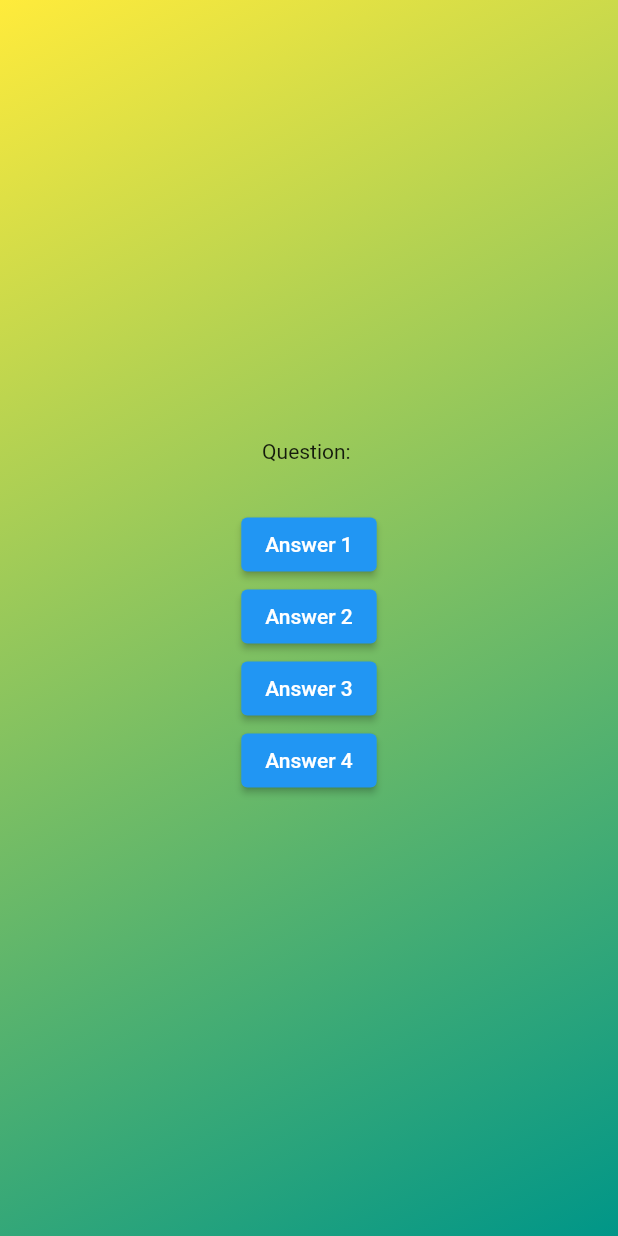
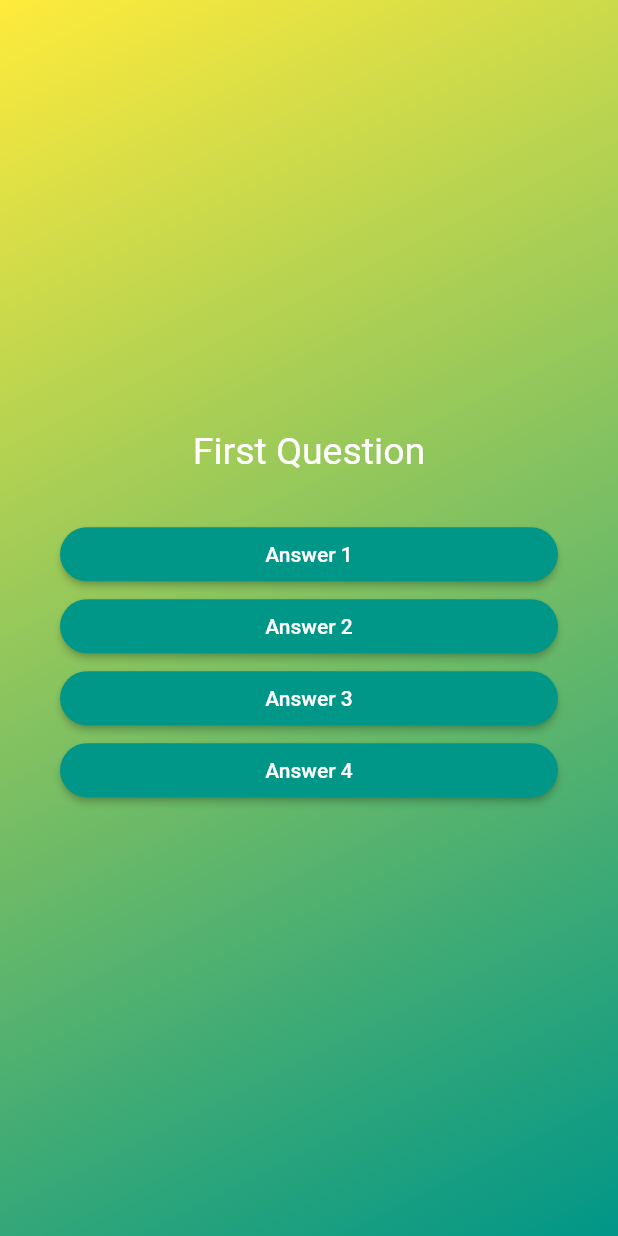
Before and after one commit to smandalsid/flutter_quiz, a Flutter app: the screen it shows after launch, after a tap on "Start quiz", on a phone screen of 412 x 824 dp. Run offline on Flutter 3.47's test engine with Material 2 defaults, Android fonts, the phone set to English and light mode, and no system bars.

```diff
--- /dev/null
+++ b/quiz_app/lib/answer_button.dart
@@ -0,0 +1,21 @@
+import 'package:flutter/material.dart';
+
+class AnswerButton extends StatelessWidget {
+  const AnswerButton({super.key, required this.answertxt, required this.ontap});
+
+  final String answertxt;
+  final void Function() ontap;
+
+  @override
+  Widget build(context) {
+    return ElevatedButton(
+      onPressed: ontap,
+      style: ElevatedButton.styleFrom(
+        backgroundColor: Colors.teal,
+        shape: RoundedRectangleBorder(borderRadius: BorderRadius.circular(40)),
+        padding: const EdgeInsets.symmetric(vertical: 10, horizontal: 40),
+      ),
+      child: Text(answertxt),
+    );
+  }
+}
--- a/quiz_app/lib/models/quiz_question.dart
+++ b/quiz_app/lib/models/quiz_question.dart
@@ -4,4 +4,10 @@ class QuizQuestion {
 
   final String text;
   final List<String> answers;
+
+  List<String> shuffled() {
+    final shuffledlist = List.of(answers);
+    shuffledlist.shuffle();
+    return shuffledlist;
+  }
 }
--- a/quiz_app/lib/questions_screen.dart
+++ b/quiz_app/lib/questions_screen.dart
@@ -1,4 +1,6 @@
 import 'package:flutter/material.dart';
+import 'package:quiz_app/answer_button.dart';
+import 'package:quiz_app/data/questions.dart';
 
 class QuestionsScreen extends StatefulWidget {
   const QuestionsScreen({super.key});
@@ -12,20 +14,30 @@ class QuestionsScreen extends StatefulWidget {
 class _QuestionsScreen extends State<QuestionsScreen> {
   @override
   Widget build(context) {
+    final currentquestion = questions[0];
+
     return SizedBox(
       width: double.infinity,
+      child: Container(
+        margin: const EdgeInsets.all(40),
         child: Column(
           mainAxisAlignment: MainAxisAlignment.center,
+          crossAxisAlignment: CrossAxisAlignment.stretch,
           children: [
-          const Text("Question: "),
+            Text(
+              currentquestion.text,
+              style: const TextStyle(color: Colors.white, fontSize: 25),
+              textAlign: TextAlign.center,
+            ),
             const SizedBox(
               height: 30,
             ),
-          ElevatedButton(onPressed: () {}, child: const Text('Answer 1')),
-          ElevatedButton(onPressed: () {}, child: const Text('Answer 2')),
-          ElevatedButton(onPressed: () {}, child: const Text('Answer 3')),
-          ElevatedButton(onPressed: () {}, child: const Text('Answer 4')),
+            // 3 dots are to spread the list to individual widgets.
+            ...currentquestion.answers.map((answer) {
+              return AnswerButton(answertxt: answer, ontap: () {});
+            })
           ],
+        ),
       ),
     );
   }
```
Lines whose indentation alone changed are shown as unchanged.
